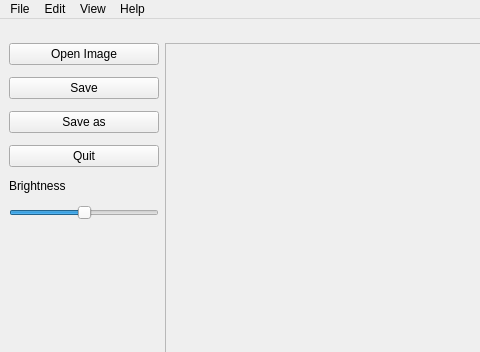
Qt form mainwindow.ui (ahakan/delta) before a commit; both pictures show x 0 to 480 and y 0 to 352 of the 800 by 600 pixel window.
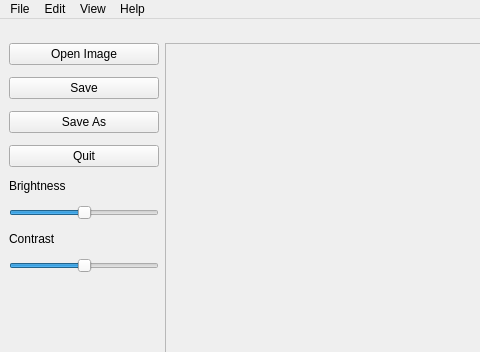
The same form after that commit.

Commit message: add change contrast func. and save as func.

The edit to the form file:
```diff
--- a/mainwindow.ui
+++ b/mainwindow.ui
@@ -179,7 +179,7 @@
            </size>
           </property>
           <property name="text">
-           <string>Save as</string>
+           <string>Save As</string>
           </property>
          </widget>
         </item>
@@ -196,7 +196,7 @@
           </property>
          </widget>
         </item>
-        <item row="6" column="1">
+        <item row="8" column="1">
          <spacer name="horizontalSpacer">
           <property name="orientation">
            <enum>Qt::Horizontal</enum>
@@ -244,6 +244,26 @@
           </property>
          </widget>
         </item>
+        <item row="7" column="1">
+         <widget class="QSlider" name="ContrastSlider">
+          <property name="maximum">
+           <number>200</number>
+          </property>
+          <property name="value">
+           <number>100</number>
+          </property>
+          <property name="orientation">
+           <enum>Qt::Horizontal</enum>
+          </property>
+         </widget>
+        </item>
+        <item row="6" column="1">
+         <widget class="QLabel" name="ContrastLabel">
+          <property name="text">
+           <string>Contrast</string>
+          </property>
+         </widget>
+        </item>
        </layout>
       </item>
      </layout>
```
Left out of the diff: 2 changed lines with no effect on the pictures. The commit also changes 3 other files.
